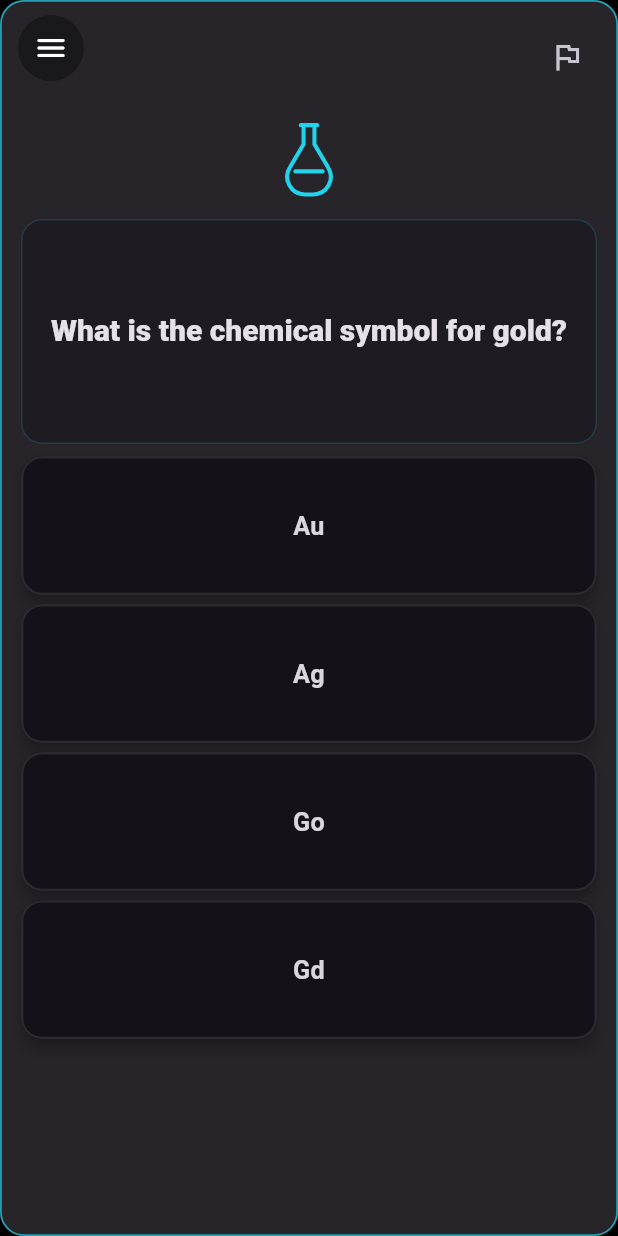
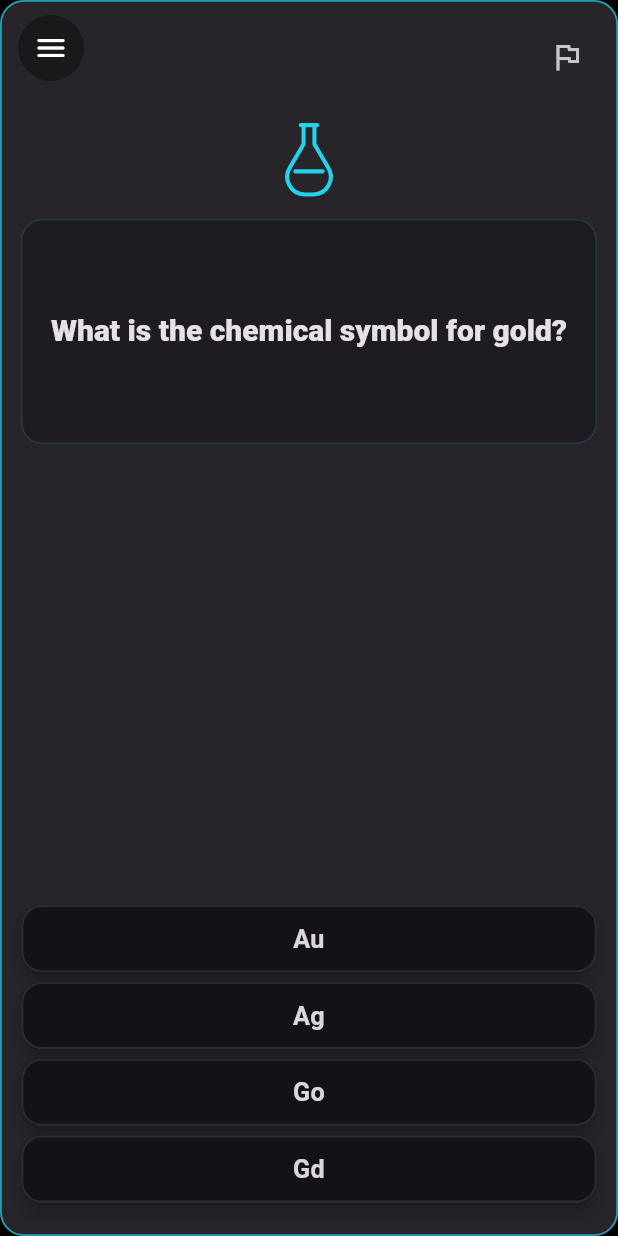
Before and after one commit to degenzart/brainflow_v2, a Flutter app: the screen it shows after launch, on a phone screen of 412 x 824 dp. Run offline on Flutter 3.47's test engine with Material 3 defaults, Android fonts, the light colour scheme and no system bars; our stand-ins replace flutter_svg, shared_preferences.

Commit message:
checkpoint: stable layout before fixed slots

```diff
--- a/lib/main.dart
+++ b/lib/main.dart
@@ -1824,10 +1824,8 @@ class _FlowCard extends StatelessWidget {
           ),
         ),
         const SizedBox(height: 10),
-        Flexible(
-          // Slightly smaller question area; keep it readable but limit height
-          flex: 4,
-          child: ConstrainedBox(
+        // Question area with bounded height; non-flex so it doesn't eat all space
+        ConstrainedBox(
           constraints: const BoxConstraints(maxHeight: 150),
           child: Container(
             padding: const EdgeInsets.symmetric(horizontal: 14, vertical: 10),
@@ -1854,17 +1852,12 @@ class _FlowCard extends StatelessWidget {
             ),
           ),
         ),
-        ),
-        // meta section removed
-        const SizedBox(height: 8),
-        Expanded(
-          // Give answers a bit more vertical space for better tap targets
-          flex: 6,
-          child: _AnswerGrid(
+        // Push answers to the bottom of the card regardless of question height
+        const Spacer(),
+        _AnswerGrid(
           answers: card.answers.take(4).toList(growable: false),
           correctIndex: () {
-              final visibleAnswers =
-                  card.answers.take(4).toList(growable: false);
+            final visibleAnswers = card.answers.take(4).toList(growable: false);
             final idx = visibleAnswers.indexOf(card.correctAnswer);
             return idx >= 0 ? idx : 0;
           }(),
@@ -1873,7 +1866,6 @@ class _FlowCard extends StatelessWidget {
           isAnswered: isAnswered,
           selectedAnswer: selectedAnswer,
           isCorrectlyAnswered: isCorrectlyAnswered,
-          ),
         ),
       ],
     );
@@ -2069,15 +2061,16 @@ class _AnswerGrid extends StatelessWidget {
 
     return Builder(
       builder: (gridContext) => Column(
+        mainAxisSize: MainAxisSize.min, // avoid trying to expand into unbounded height
         crossAxisAlignment: CrossAxisAlignment.stretch,
         children: [
-          Expanded(child: button(0, gridContext)),
+          button(0, gridContext),
           const SizedBox(height: 6),
-          Expanded(child: button(1, gridContext)),
+          button(1, gridContext),
           const SizedBox(height: 6),
-          Expanded(child: button(2, gridContext)),
+          button(2, gridContext),
           const SizedBox(height: 6),
-          Expanded(child: button(3, gridContext)),
+          button(3, gridContext),
         ],
       ),
     );
```
Lines whose indentation alone changed are shown as unchanged.
